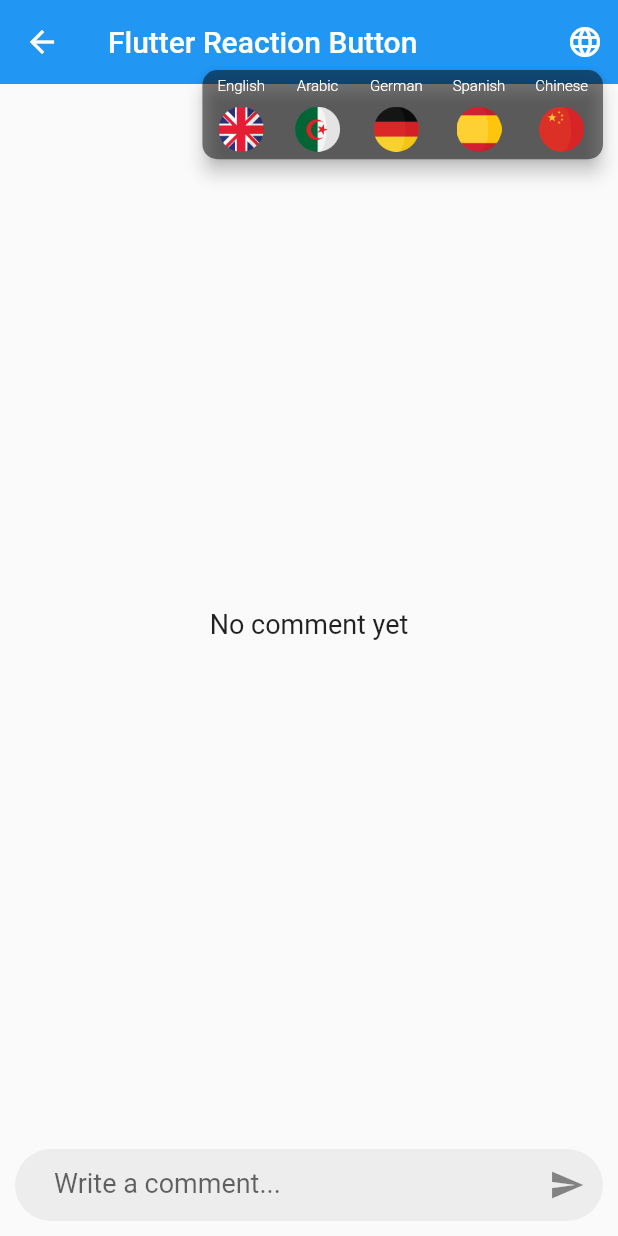
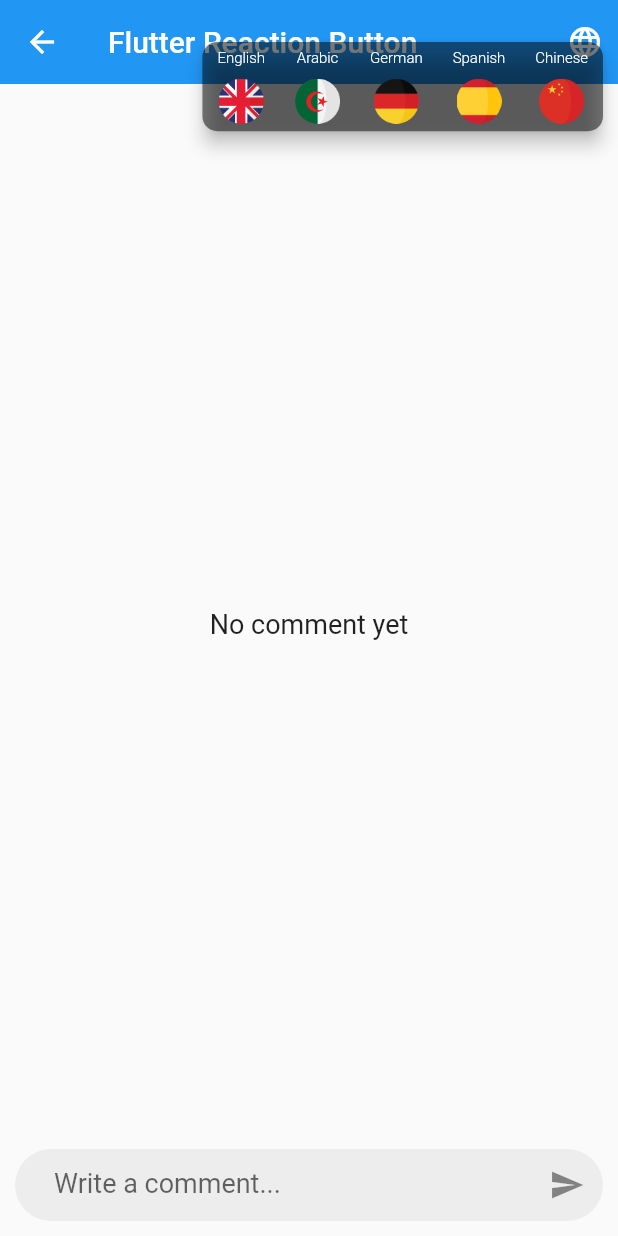
Before and after one commit to GeekAbdelouahed/flutter-reaction-button, a Flutter app: the screen it shows after launch, after a tap on "Comment", after a tap on the "language" icon, on a phone screen of 412 x 824 dp. Run offline on Flutter 3.47's test engine with Material 2 defaults, Android fonts, the phone set to English and light mode, and no system bars.

Commit message:
vertical position

```diff
--- a/lib/src/ui/reactions_box.dart
+++ b/lib/src/ui/reactions_box.dart
@@ -248,7 +248,7 @@ class _ReactionsBoxState extends State<ReactionsBox>
 
   double _getVerticalPosition() {
     // check if TOP space not enough for the box
-    if (_getTopPosition() - widget.buttonSize.height * 5.5 < 0)
+    if (_getTopPosition() - widget.buttonSize.height * 4.5 < 0)
       return _getBottomPosition();
 
     // check if BOTTOM space not enough for the box
@@ -261,10 +261,10 @@ class _ReactionsBoxState extends State<ReactionsBox>
   }
 
   double _getTopPosition() {
-    return widget.buttonOffset.dy - (widget.buttonSize.height * 5.5);
+    return widget.buttonOffset.dy - (widget.buttonSize.height * 5);
   }
 
   double _getBottomPosition() {
-    return widget.buttonOffset.dy + (widget.buttonSize.height / 3);
+    return widget.buttonOffset.dy;
   }
 }
```
